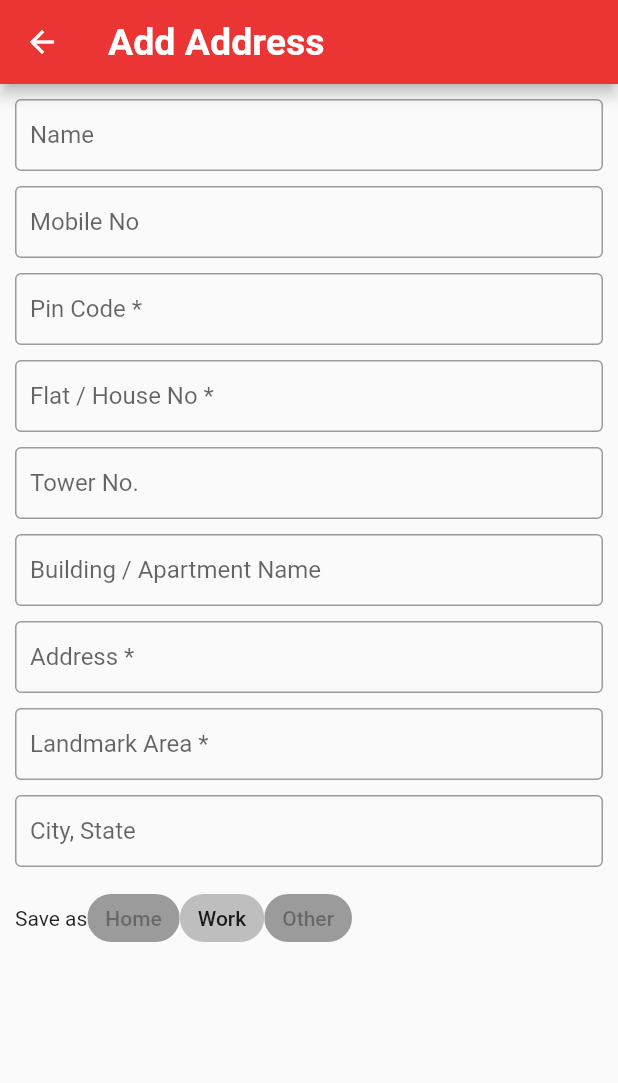
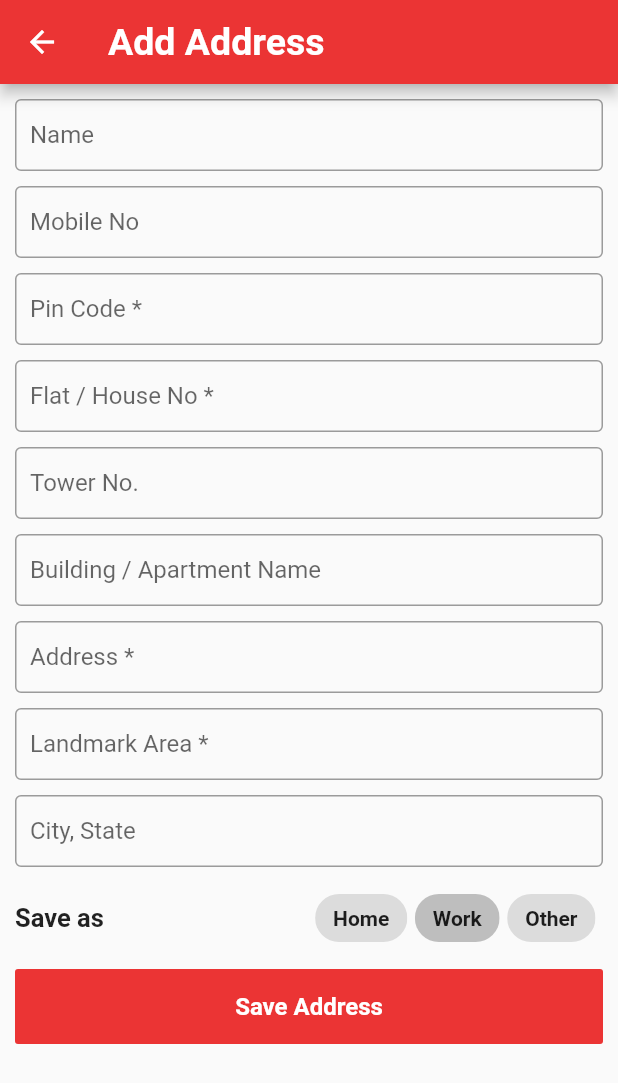
Before and after one commit to developerkrishnasoftweb/e_commerce, a Flutter app: the AddAddress screen opened directly, after a tap on "Work", on a phone screen of 412 x 824 dp. Shown: the top 1083 px of the screen. Run offline on Flutter 3.47's test engine with Material 2 defaults, Android fonts, the phone set to English and light mode, and no system bars; our stand-ins replace carousel_slider, flutter_screenutil; network calls fail.

Commit message:
20/02 Afternoon

```diff
--- a/lib/Screens/add_address.dart
+++ b/lib/Screens/add_address.dart
@@ -7,6 +7,8 @@ class AddAddress extends StatefulWidget {
 }
 
 class _AddAddressState extends State<AddAddress> {
+  int selectedIndex;
+  List<String> option = ['Home', 'Work', 'Other'];
   @override
   Widget build(BuildContext context) {
     return Scaffold(
@@ -27,14 +29,41 @@ class _AddAddressState extends State<AddAddress> {
             input(hintText: "Address *"),
             input(hintText: "Landmark Area *"),
             input(hintText: "City, State"),
-            Row(children: [
-              Text("Save as"),
-              ChoiceChip(label: Text("Home"), selected: false),
-              ChoiceChip(label: Text("Work"), selected: true, onSelected: (value) {
-                print(value);
-              },),
-              ChoiceChip(label: Text("Other"), selected: false),
-            ],)
+            Row(mainAxisAlignment: MainAxisAlignment.spaceBetween, children: [
+              Text(
+                "Save as",
+                style: TextStyle(fontSize: 17, fontWeight: FontWeight.bold),
+              ),
+              Row(
+                children: option.map((e) {
+                  return Container(
+                    margin: EdgeInsets.only(right: 5),
+                    child: ChoiceChip(
+                        label: Text(e,
+                            style: TextStyle(fontWeight: FontWeight.bold)),
+                        selected: option.indexOf(e) == selectedIndex,
+                        onSelected: (value) {
+                          setState(() {
+                            selectedIndex = option.indexOf(e);
+                          });
+                        },
+                        pressElevation: 1),
+                  );
+                }).toList(),
+              ),
+            ]),
+            SizedBox(height: 10),
+            FlatButton(
+              onPressed: () {},
+              child: Text("Save Address", style: TextStyle(
+                fontSize: 16,
+                fontWeight: FontWeight.bold,
+                color: Colors.white
+              ),),
+              height: 50,
+              minWidth: double.infinity,
+              color: Myapp.primaryColor
+            )
           ],
         ),
       ),
@@ -45,7 +74,10 @@ class _AddAddressState extends State<AddAddress> {
       {String hintText,
       TextEditingController controller,
       ValueChanged<String> onChanged,
-      VoidCallback onEditingComplete, TextInputAction textInputAction, TextInputType keyboardType, bool readOnly : false}) {
+      VoidCallback onEditingComplete,
+      TextInputAction textInputAction,
+      TextInputType keyboardType,
+      bool readOnly: false}) {
     return Container(
       margin: EdgeInsets.only(bottom: 10),
       child: TextField(
@@ -59,7 +91,7 @@ class _AddAddressState extends State<AddAddress> {
         decoration: InputDecoration(
           border: OutlineInputBorder(
             borderRadius: BorderRadius.circular(4),
-            borderSide: BorderSide(color: Colors.grey),
+            borderSide: BorderSide(color: Colors.grey, width: 2),
           ),
           contentPadding: EdgeInsets.symmetric(vertical: 7, horizontal: 10),
           hintText: hintText,
```
